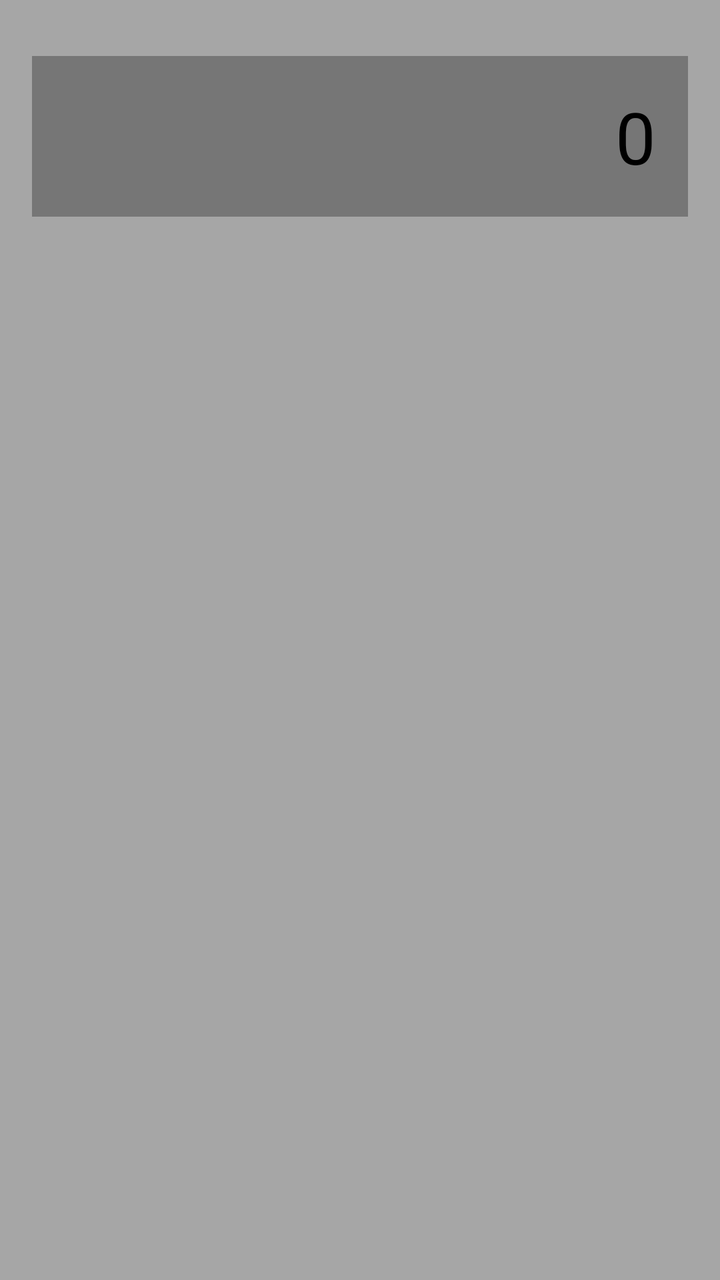
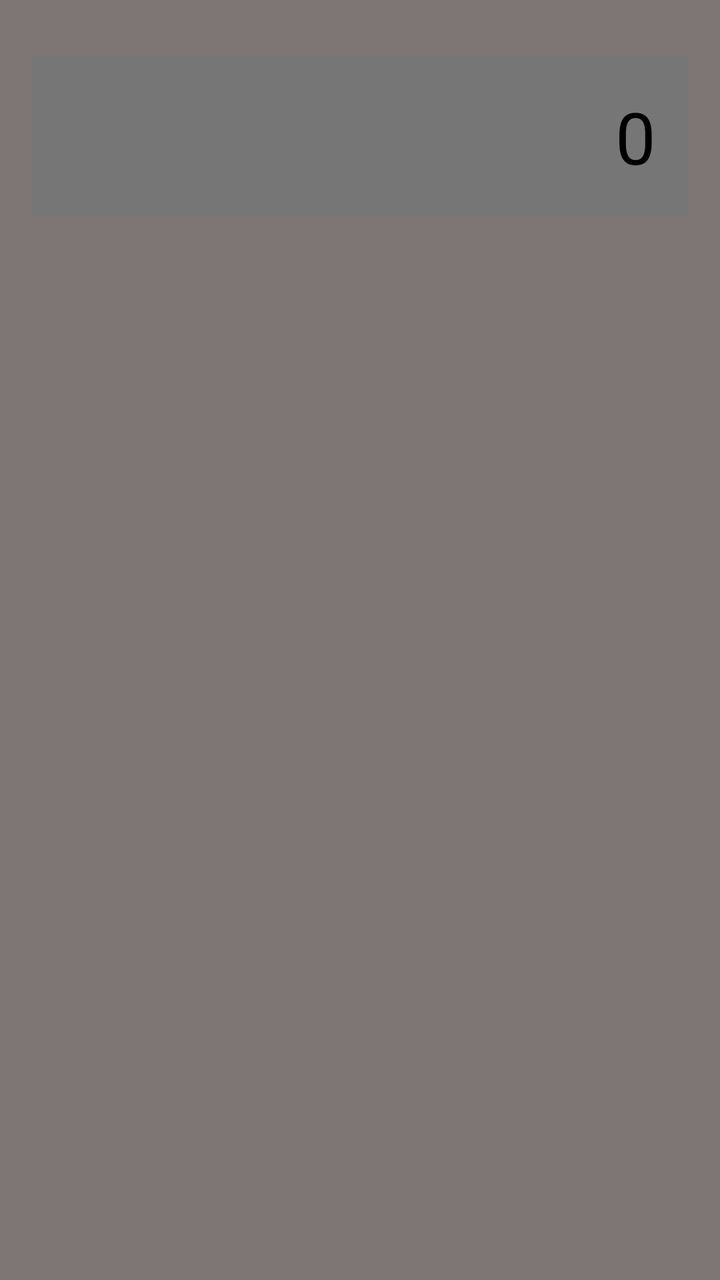

Before-and-after screenshots of an Android layout around one commit, followed by the original layout XML and the change that was made.
<!-- AndroidManifest.xml: application theme Theme.Calculator99 -->
<!-- res/layout/activity_main.xml -->
<?xml version="1.0" encoding="utf-8"?>
<LinearLayout xmlns:android="http://schemas.android.com/apk/res/android"
    android:id="@+id/main"
    android:layout_width="match_parent"
    android:layout_height="match_parent"
    android:orientation="vertical"
    android:background="#A6A6A6"
    android:padding="16dp">

    <TextView
        android:layout_width="match_parent"
        android:layout_height="wrap_content"
        android:padding="16dp"
        android:text="0"
        android:textSize="36sp"
        android:textColor="@color/black"
        android:gravity="end"
        android:background="#767676"
        android:layout_marginTop="12dp"/>

    <LinearLayout
        android:layout_width="match_parent"
        android:layout_height="0dp"
        android:layout_weight="1"
        android:orientation="vertical"
        android:padding="8dp">

    </LinearLayout>


</LinearLayout>
<!-- resources referenced by this layout -->
<resources>
  <color name="black">#FF000000</color>
  <style name="Theme.Calculator99" parent="Base.Theme.Calculator99" />
  <style name="Base.Theme.Calculator99" parent="Theme.Material3.DayNight.NoActionBar">
          
          
      </style>
</resources>

<!-- the commit's change to res/layout/activity_main.xml (unified diff, before → after) -->
@@ -4,7 +4,7 @@
     android:layout_width="match_parent"
     android:layout_height="match_parent"
     android:orientation="vertical"
-    android:background="#A6A6A6"
+    android:background="#7E7575"
     android:padding="16dp">
 
     <TextView
